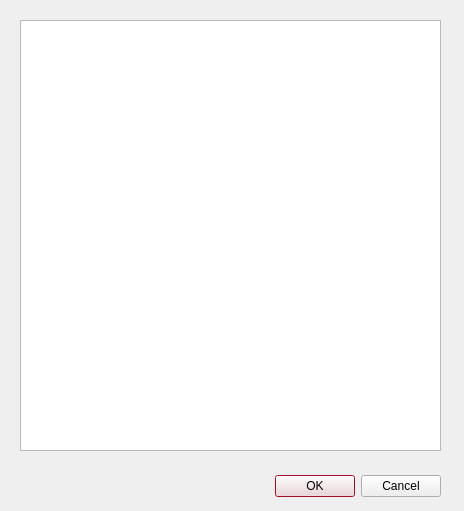
Qt form cuACS/viewmatches.ui (cameronhawtin/Animal-Farm-cuACS) before a commit.
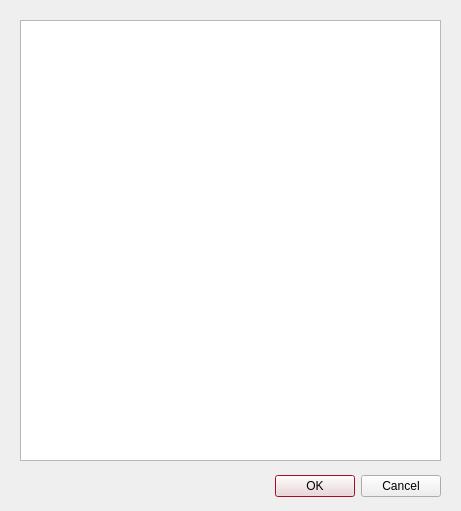
The same form after that commit.

Commit message: added some minor features to matches ui

Diff of the .ui file:
```diff
--- a/cuACS/viewmatches.ui
+++ b/cuACS/viewmatches.ui
@@ -6,7 +6,7 @@
    <rect>
     <x>0</x>
     <y>0</y>
-    <width>464</width>
+    <width>461</width>
     <height>511</height>
    </rect>
   </property>
@@ -180,7 +180,7 @@
      <x>20</x>
      <y>20</y>
      <width>421</width>
-     <height>431</height>
+     <height>441</height>
     </rect>
    </property>
   </widget>
```
The commit also changes 7 other files.
